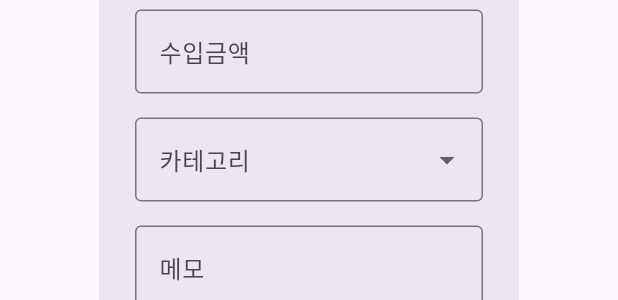
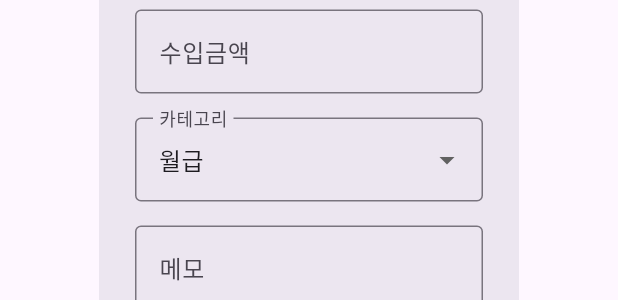
Before and after one commit to KIMjjjjjjjj/BudgetBook, a Flutter app: the IncomePage widget shown alone on an empty page, opened directly with empty values, on a phone screen of 412 x 824 dp. Shown: the part 496-796 px from the top of the screen. Run offline on Flutter 3.47's test engine with Material 3 defaults, Android fonts, the light colour scheme and no system bars; our stand-ins replace cloud_firestore, cloud_functions, firebase_auth, firebase_core, firebase_messaging, firebase_storage and 6 more; missing offline and left inert: firebase_app_check, mailer; accounts and stored records are empty.

Commit message:
update HistoryPage.dart

```diff
--- a/lib/HistoryPage.dart
+++ b/lib/HistoryPage.dart
@@ -655,7 +655,7 @@ class _IncomePageState extends State<IncomePage>{
   DateTime selectedDateTime = DateTime.now();
   final TextEditingController incomeAmountController = TextEditingController();
   final TextEditingController memoController = TextEditingController();
-  String selectedCategory = '월급ㅗ';
+  String selectedCategory = '월급';
   String? errorMessage1;
   String? errorMessage2;
 
```
